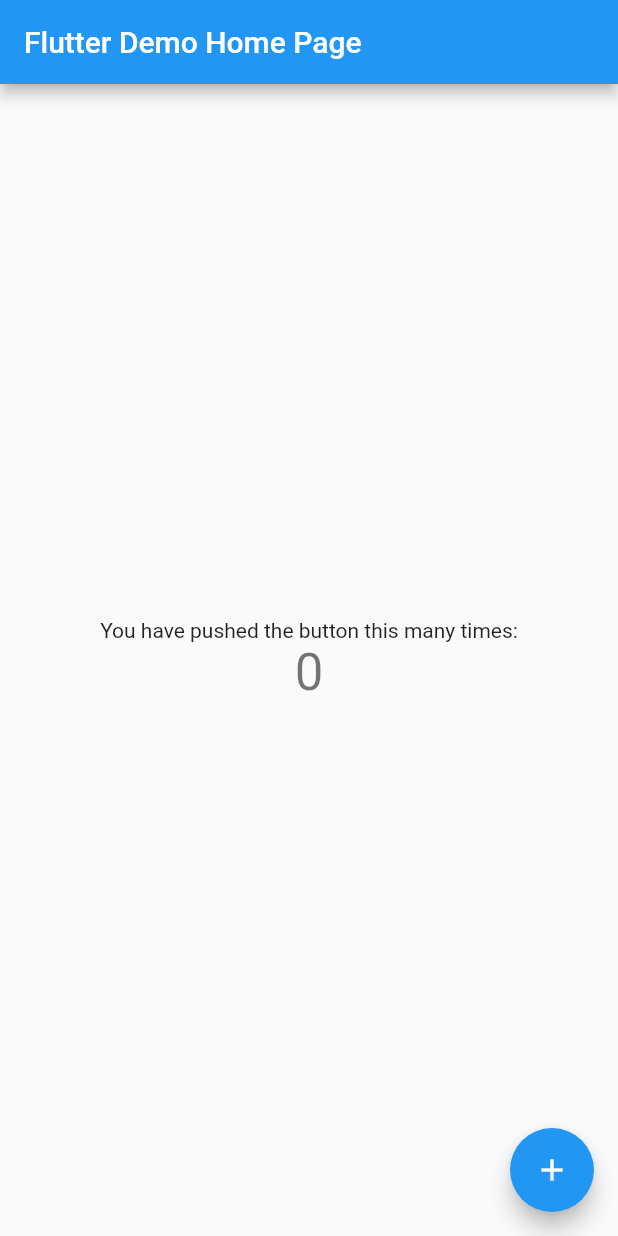
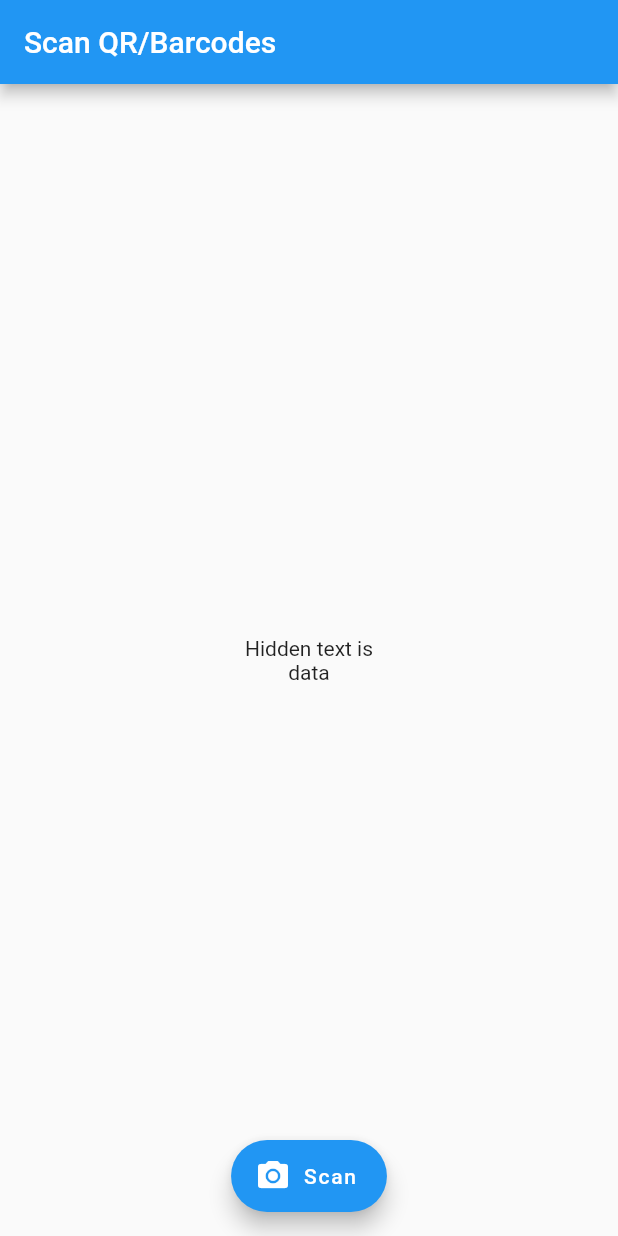
Before and after one commit to Rajdeep-Ray/QR-Barcode-Scanner, a Flutter app: the screen it shows after launch, on a phone screen of 412 x 824 dp. Run offline on Flutter 3.47's test engine with Material 2 defaults, Android fonts, the phone set to English and light mode, and no system bars.

Commit message:
Update main.dart

```diff
--- a/lib/main.dart
+++ b/lib/main.dart
@@ -3,109 +3,39 @@ import 'package:flutter/material.dart';
 void main() => runApp(MyApp());
 
 class MyApp extends StatelessWidget {
-  // This widget is the root of your application.
   @override
   Widget build(BuildContext context) {
     return MaterialApp(
-      title: 'Flutter Demo',
-      theme: ThemeData(
-        // This is the theme of your application.
-        //
-        // Try running your application with "flutter run". You'll see the
-        // application has a blue toolbar. Then, without quitting the app, try
-        // changing the primarySwatch below to Colors.green and then invoke
-        // "hot reload" (press "r" in the console where you ran "flutter run",
-        // or simply save your changes to "hot reload" in a Flutter IDE).
-        // Notice that the counter didn't reset back to zero; the application
-        // is not restarted.
-        primarySwatch: Colors.blue,
-      ),
-      home: MyHomePage(title: 'Flutter Demo Home Page'),
+      home: HomePage(),
     );
   }
 }
 
-class MyHomePage extends StatefulWidget {
-  MyHomePage({Key key, this.title}) : super(key: key);
-
-  // This widget is the home page of your application. It is stateful, meaning
-  // that it has a State object (defined below) that contains fields that affect
-  // how it looks.
-
-  // This class is the configuration for the state. It holds the values (in this
-  // case the title) provided by the parent (in this case the App widget) and
-  // used by the build method of the State. Fields in a Widget subclass are
-  // always marked "final".
-
-  final String title;
-
+class HomePage extends StatefulWidget {
   @override
-  _MyHomePageState createState() => _MyHomePageState();
+  _HomePageState createState() => _HomePageState();
 }
 
-class _MyHomePageState extends State<MyHomePage> {
-  int _counter = 0;
-
-  void _incrementCounter() {
-    setState(() {
-      // This call to setState tells the Flutter framework that something has
-      // changed in this State, which causes it to rerun the build method below
-      // so that the display can reflect the updated values. If we changed
-      // _counter without calling setState(), then the build method would not be
-      // called again, and so nothing would appear to happen.
-      _counter++;
-    });
-  }
-
+class _HomePageState extends State<HomePage> {
   @override
   Widget build(BuildContext context) {
-    // This method is rerun every time setState is called, for instance as done
-    // by the _incrementCounter method above.
-    //
-    // The Flutter framework has been optimized to make rerunning build methods
-    // fast, so that you can just rebuild anything that needs updating rather
-    // than having to individually change instances of widgets.
     return Scaffold(
       appBar: AppBar(
-        // Here we take the value from the MyHomePage object that was created by
-        // the App.build method, and use it to set our appbar title.
-        title: Text(widget.title),
+        title: Text("Scan QR/Barcodes"),
       ),
       body: Center(
-        // Center is a layout widget. It takes a single child and positions it
-        // in the middle of the parent.
         child: Column(
-          // Column is also a layout widget. It takes a list of children and
-          // arranges them vertically. By default, it sizes itself to fit its
-          // children horizontally, and tries to be as tall as its parent.
-          //
-          // Invoke "debug painting" (press "p" in the console, choose the
-          // "Toggle Debug Paint" action from the Flutter Inspector in Android
-          // Studio, or the "Toggle Debug Paint" command in Visual Studio Code)
-          // to see the wireframe for each widget.
-          //
-          // Column has various properties to control how it sizes itself and
-          // how it positions its children. Here we use mainAxisAlignment to
-          // center the children vertically; the main axis here is the vertical
-          // axis because Columns are vertical (the cross axis would be
-          // horizontal).
           mainAxisAlignment: MainAxisAlignment.center,
-          children: <Widget>[
-            Text(
-              'You have pushed the button this many times:',
-            ),
-            Text(
-              '$_counter',
-              style: Theme.of(context).textTheme.display1,
-            ),
-          ],
+          crossAxisAlignment: CrossAxisAlignment.center,
+          children: <Widget>[Text("Hidden text is"), Text("data")],
         ),
       ),
-      floatingActionButton: FloatingActionButton(
-        onPressed: _incrementCounter,
-        tooltip: 'Increment',
-        child: Icon(Icons.add),
-      ), // This trailing comma makes auto-formatting nicer for build methods.
+      floatingActionButton: FloatingActionButton.extended(
+        onPressed: () {},
+        label: Text("Scan"),
+        icon: Icon(Icons.photo_camera),
+      ),
+      floatingActionButtonLocation: FloatingActionButtonLocation.centerFloat,
     );
   }
 }
```
